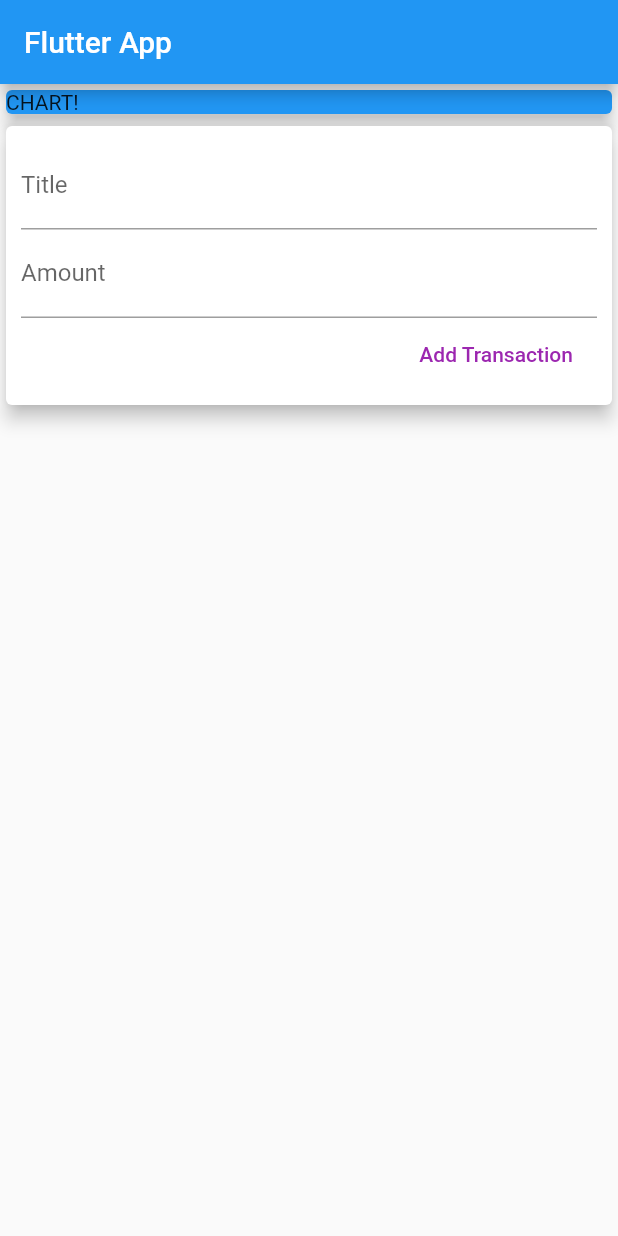
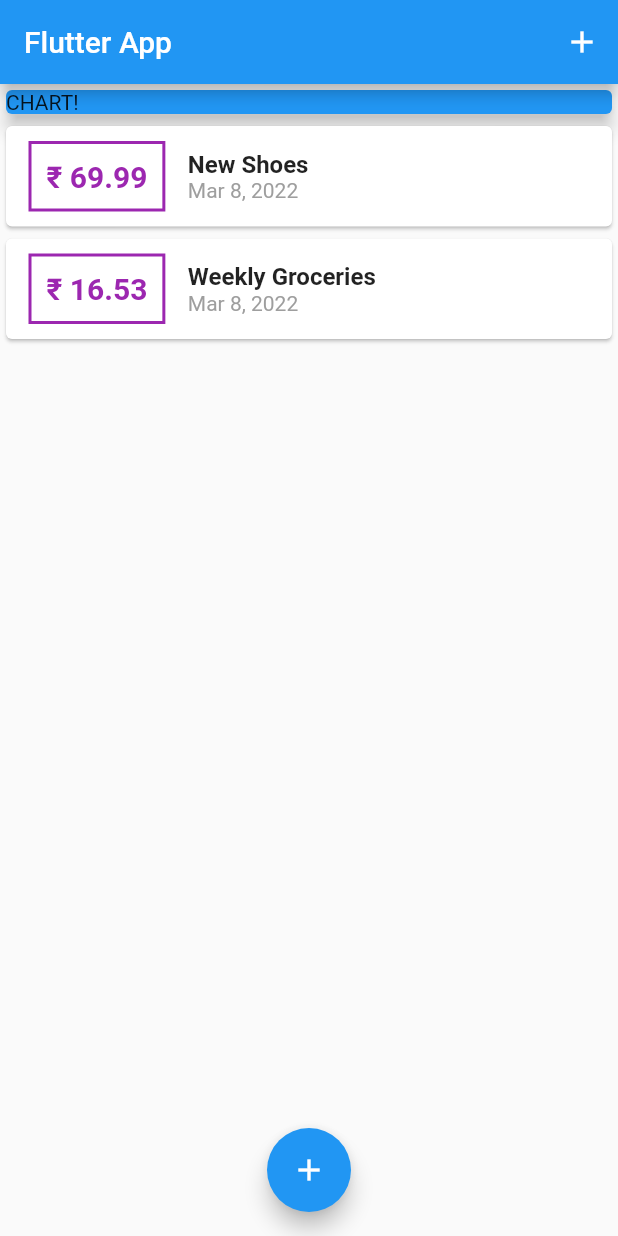
Before and after one commit to Aashita920/expense_planner, a Flutter app: the screen it shows after launch, on a phone screen of 412 x 824 dp. Run offline on Flutter 3.47's test engine with Material 2 defaults, Android fonts, the phone set to English and light mode, and no system bars.

Commit message:
added files

```diff
--- a/lib/main.dart
+++ b/lib/main.dart
@@ -1,6 +1,10 @@
 // ignore_for_file: prefer_const_constructors, prefer_const_literals_to_create_immutables, sized_box_for_whitespace
 
 import 'package:flutter/material.dart';
+
+import './widgets/transaction_list.dart';
+import './widgets/new_transaction.dart';
+import './models/transaction.dart';
 
 void main() => runApp(MyApp());
 
@@ -10,27 +14,72 @@ class MyApp extends StatelessWidget {
   @override
   Widget build(BuildContext context) {
     return MaterialApp(
+      debugShowCheckedModeBanner: false,
       title: 'Flutter App',
       home: MyHomePage(),
     );
   }
 }
 
-class MyHomePage extends StatelessWidget {
+class MyHomePage extends StatefulWidget {
+  @override
+  State<MyHomePage> createState() => _MyHomePageState();
+}
+
+class _MyHomePageState extends State<MyHomePage> {
   // String titleInput = '';
-  // String amountInput = '';
 
-  final titleController = TextEditingController();
-  final amountController = TextEditingController();
+  final List<Transaction> _userTransactions = [
+    Transaction(
+      id: 't1',
+      title: 'New Shoes',
+      amount: 69.99,
+      date: DateTime.now(),
+    ),
+    Transaction(
+      id: 't2',
+      title: 'Weekly Groceries',
+      amount: 16.53,
+      date: DateTime.now(),
+    ),
+  ];
 
-  MyHomePage({Key? key}) : super(key: key);
+  void _addNewTransaction(String txTitle, double txAmount) {
+    final newTx = Transaction(
+      title: txTitle,
+      amount: txAmount,
+      date: DateTime.now(),
+      id: DateTime.now().toString(),
+    );
+    setState(() {
+      _userTransactions.add(newTx);
+    });
+  }
+
+  void _startAddNewTransaction(BuildContext ctx) {
+    showModalBottomSheet(
+      context: ctx,
+      builder: (_) {
+        return NewTransaction(_addNewTransaction);
+      },
+    );
+  }
+
   @override
   Widget build(BuildContext context) {
     return Scaffold(
       appBar: AppBar(
         title: Text('Flutter App'),
+        actions: <Widget>[
+          IconButton(
+              onPressed: () => _startAddNewTransaction(context),
+              icon: Icon(
+                Icons.add,
+              )),
+        ],
       ),
-      body: Column(
+      body: SingleChildScrollView(
+        child: Column(
           // mainAxisAlignment: MainAxisAlignment.spaceAround,
           crossAxisAlignment: CrossAxisAlignment.stretch,
           children: <Widget>[
@@ -42,47 +91,14 @@ class MyHomePage extends StatelessWidget {
                 elevation: 5,
               ),
             ),
-          Card(
-            elevation: 5,
-            child: Container(
-              padding: EdgeInsets.all(10),
-              child: Column(
-                crossAxisAlignment: CrossAxisAlignment.end,
-                children: <Widget>[
-                  TextField(
-                    decoration: InputDecoration(
-                      labelText: 'Title',
-                    ),
-                    controller: titleController,
-                    // onChanged: (val) {
-                    //   titleInput = val;
-                    // },
-                  ),
-                  TextField(
-                    decoration: InputDecoration(
-                      labelText: 'Amount',
-                    ),
-                    controller: amountController,
-                    // onChanged: (val) {
-                    //   amountInput = val;
-                    // },
-                  ),
-                  // ignore: deprecated_member_use
-                  FlatButton(
-                    onPressed: () {
-                      print(titleController.text);
-                      print(amountController.text);
-                    },
-                    child: Text(
-                      'Add Transaction',
-                    ),
-                    textColor: Colors.purple,
-                  ),
+            TransactionList(_userTransactions),
           ],
         ),
       ),
-          ),
-        ],
+      floatingActionButtonLocation: FloatingActionButtonLocation.centerFloat,
+      floatingActionButton: FloatingActionButton(
+        onPressed: () => _startAddNewTransaction(context),
+        child: Icon(Icons.add),
       ),
     );
   }
--- a/lib/widgets/transaction_list.dart
+++ b/lib/widgets/transaction_list.dart
@@ -0,0 +1,67 @@
+// ignore_for_file: prefer_const_constructors
+
+import '../models/transaction.dart';
+import 'package:flutter/material.dart';
+import 'package:intl/intl.dart';
+
+class TransactionList extends StatelessWidget {
+  final List<Transaction> transactions;
+  TransactionList(this.transactions);
+  @override
+  Widget build(BuildContext context) {
+    return Container(
+      height: 500,
+      child: ListView.builder(
+        itemBuilder: (ctx, index) {
+          return Card(
+            child: Row(
+              children: <Widget>[
+                Container(
+                  margin: EdgeInsets.symmetric(
+                    vertical: 10,
+                    horizontal: 15,
+                  ),
+                  decoration: BoxDecoration(
+                    border: Border.all(
+                      color: Colors.purple,
+                      width: 2,
+                    ),
+                  ),
+                  padding: EdgeInsets.all(10),
+                  child: Text(
+                    '₹ ' + transactions[index].amount.toStringAsFixed(2),
+                    // '\$${transactions[index].amount}',
+                    style: TextStyle(
+                      fontWeight: FontWeight.bold,
+                      fontSize: 20,
+                      color: Colors.purple,
+                    ),
+                  ),
+                ),
+                Column(
+                  crossAxisAlignment: CrossAxisAlignment.start,
+                  children: <Widget>[
+                    Text(
+                      transactions[index].title,
+                      style: TextStyle(
+                        fontSize: 16,
+                        fontWeight: FontWeight.bold,
+                      ),
+                    ),
+                    Text(
+                      DateFormat.yMMMd().format(transactions[index].date),
+                      style: TextStyle(
+                        color: Colors.grey,
+                      ),
+                    ),
+                  ],
+                )
+              ],
+            ),
+          );
+        },
+        itemCount: transactions.length,
+      ),
+    );
+  }
+}
```
Also changed, not shown: lib/widgets/new_transaction.dart (added, +67 -0 lines). Lines whose indentation alone changed are shown as unchanged.
